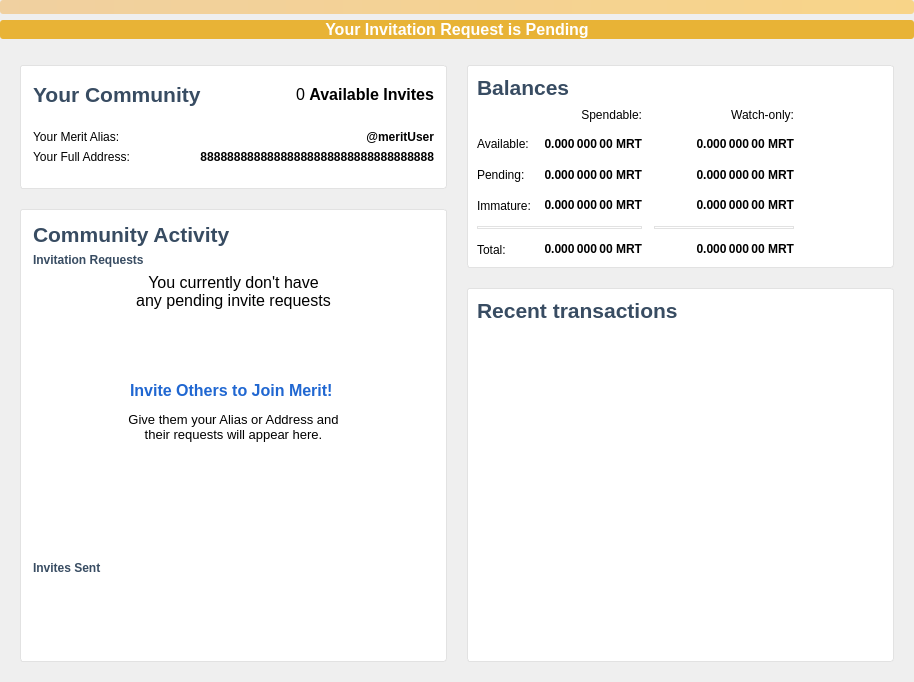
meritlabs/merit, file src/qt/forms/overviewpage.ui: the form before one commit.
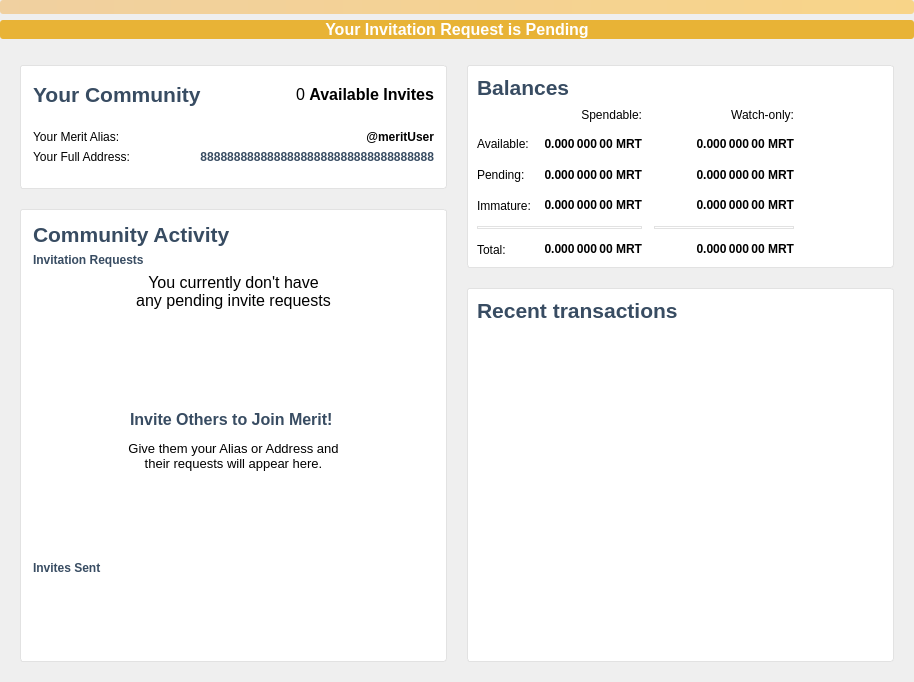
The form after the commit. Icons and pictures are not drawn.

Commit message:
Fix pending invite request resize.
Also some color changes.

Patch:
```diff
--- a/src/qt/forms/overviewpage.ui
+++ b/src/qt/forms/overviewpage.ui
@@ -247,7 +247,7 @@
                </font>
               </property>
               <property name="text">
-               <string>88888888888888888888888888888888888</string>
+               <string>&lt;html&gt;&lt;head/&gt;&lt;body&gt;&lt;p&gt;&lt;span style=&quot; color:#384c62;&quot;&gt;88888888888888888888888888888888888&lt;/span&gt;&lt;/p&gt;&lt;/body&gt;&lt;/html&gt;</string>
               </property>
               <property name="alignment">
                <set>Qt::AlignRight|Qt::AlignTrailing|Qt::AlignVCenter</set>
@@ -436,8 +436,8 @@
                </property>
                <property name="minimumSize">
                 <size>
-                 <width>50</width>
-                 <height>50</height>
+                 <width>98</width>
+                 <height>98</height>
                 </size>
                </property>
                <property name="maximumSize">
@@ -469,7 +469,7 @@
              <item alignment="Qt::AlignHCenter">
               <widget class="QLabel" name="spreadTheWordText">
                <property name="text">
-                <string>&lt;html&gt;&lt;head/&gt;&lt;body&gt;&lt;p align=&quot;center&quot;&gt;&lt;span style=&quot; font-size:12pt; font-weight:600; color:#2067d1;&quot;&gt;Invite Others to Join Merit! &lt;/span&gt;&lt;/p&gt;&lt;p align=&quot;center&quot;&gt;&lt;span style=&quot; font-size:10pt;&quot;&gt;Give them your Alias or Address and&lt;br/&gt;their requests will appear here.&lt;/span&gt;&lt;/p&gt;&lt;/body&gt;&lt;/html&gt;</string>
+                <string>&lt;html&gt;&lt;head/&gt;&lt;body&gt;&lt;p align=&quot;center&quot;&gt;&lt;span style=&quot; font-size:12pt; font-weight:600; color:#384c62;&quot;&gt;Invite Others to Join Merit! &lt;/span&gt;&lt;/p&gt;&lt;p align=&quot;center&quot;&gt;&lt;span style=&quot; font-size:10pt;&quot;&gt;Give them your Alias or Address and&lt;br/&gt;their requests will appear here.&lt;/span&gt;&lt;/p&gt;&lt;/body&gt;&lt;/html&gt;</string>
                </property>
               </widget>
              </item>
```
Left out of the diff: 2 changed lines with no effect on the pictures. The commit also changes 1 other file.
